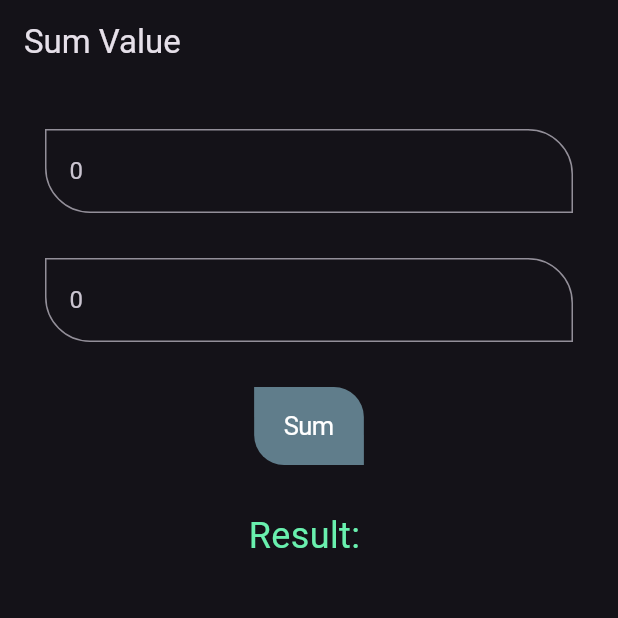
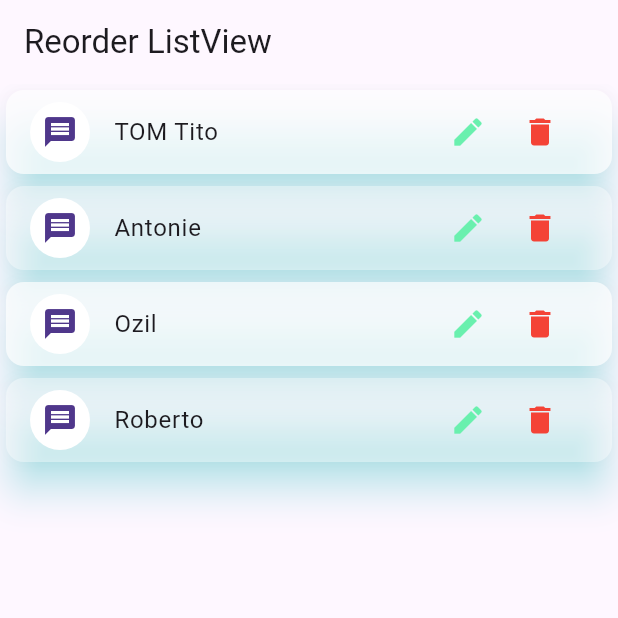
Before and after one commit to TOM-TITO-coder/Flutter_Basic, a Flutter app: the screen it shows after launch, on a phone screen of 412 x 824 dp, the top half of it. Run offline on Flutter 3.47's test engine with Material 3 defaults, Android fonts, the phone set to English and light mode, and no system bars.

Commit message:
ReorderableListView

```diff
--- /dev/null
+++ b/lib/app_detail.dart
@@ -0,0 +1,149 @@
+// ignore_for_file: prefer_const_constructors, sort_child_properties_last
+
+import 'package:flutter/material.dart';
+
+class AppDetail extends StatefulWidget {
+  const AppDetail({super.key});
+
+  @override
+  State<AppDetail> createState() => _AppDetailState();
+}
+
+class _AppDetailState extends State<AppDetail> {
+
+  var ls = ["TOM Tito", "Antonie", "Ozil", "Roberto"];
+
+  @override
+  Widget build(BuildContext context) {
+    // return ReorderableListView(
+    //   children: [
+    //     // for(var temp in ls)
+    //     //   ListTile(
+    //     //     key: ValueKey(temp),               // to identify items in list in order to make orderList
+    //     //     title: Text(temp),
+    //     //   )
+    //     for(var i=0; i<ls.length; i++)
+    //       ListTile(
+    //         key: ValueKey(i),
+    //         title: Text(ls[i]),
+    //       )
+    //   ],
+    //   onReorder: (oldIndex, neIndex) {},
+    // );
+
+    return ReorderableListView.builder(
+      itemBuilder: _itemBuilder,
+      itemCount: ls.length,
+      onReorder: _updateItem
+    );
+  }
+
+  void _updateItem(int oldIndex, int newIndex){
+    setState(() {
+      var item = ls.removeAt(oldIndex);
+      if(newIndex>oldIndex){
+        newIndex--;
+      }
+      ls.insert(newIndex, item);
+    });
+  }
+
+  void _deleteItem(int index){
+    showDialog(
+      context: context,
+      barrierDismissible: false,         // can't press other places, it focus on showDialog
+      builder: (context) {
+        return AlertDialog(
+          title: Text(
+            "Are you sure you want to delete?"
+          ),
+          content: Row(
+            children: [
+              Expanded(
+                child: Padding(
+                  padding: const EdgeInsets.only(left: 10, right: 10),
+                  child: ElevatedButton(
+                    onPressed: (){
+                      setState(() {
+                        ls.removeAt(index);
+                        Navigator.of(context).pop();
+                      });
+                    },
+                    child: Text('Yes')
+                  ),
+                ),
+              ),
+
+              Expanded(
+                child: Padding(
+                  padding: const EdgeInsets.only(left: 10, right: 10),
+                  child: ElevatedButton(
+                    onPressed: (){
+                      Navigator.of(context).pop();
+                    },
+                    child: Text('No')
+                  ),
+                ),
+              ),
+
+            ],
+          ),
+        );
+      }
+    );
+  }
+
+  void _editItem(int index){
+    showDialog(
+      context: context,
+      builder: (context){
+        return AlertDialog(
+          title: TextFormField(
+            initialValue: ls[index],
+            onFieldSubmitted: (value) {
+              setState(() {
+                ls[index]=value;
+                Navigator.of(context).pop();
+              });
+            },
+          ),
+        );
+      }
+    );
+  }
+
+  Widget _itemBuilder(BuildContext context, int index){
+    return Card(
+      key: ValueKey(index),
+      color: index.isEven ? Colors.white70 : Colors.white38,
+      shadowColor: Color(0x7A00FFFF),
+      elevation: 10.6,
+      child: ListTile(
+        leading: CircleAvatar(
+          child: Icon(Icons.message),
+          backgroundColor: Colors.white,
+        ),
+        title: Text(ls[index]),
+        trailing: Row(
+          mainAxisSize: MainAxisSize.min,
+          children: [
+            IconButton(
+              onPressed: () => _editItem(index),            // cause this function return void
+              icon: Icon(
+                Icons.edit,
+                color: Colors.greenAccent,
+              ),
+            ),
+            IconButton(
+              onPressed: () => _deleteItem(index),            // cause this function return void
+              icon: Icon(
+                Icons.delete,
+                color: Colors.red,
+              ),
+            ),
+          ],
+        ),
+      ),
+    );
+  }
+}
--- a/lib/detail_app.dart
+++ /dev/null
@@ -1,112 +0,0 @@
-// ignore_for_file: prefer_const_constructors
-
-import 'package:flutter/cupertino.dart';
-import 'package:flutter/material.dart';
-import 'package:intl/intl.dart';
-
-class DetailApp extends StatefulWidget {
-  const DetailApp({super.key});
-
-  @override
-  State<DetailApp> createState() => _DetailAppState();
-}
-
-class _DetailAppState extends State<DetailApp> {
-
-  var txt1 = TextEditingController();
-  var txt2 = TextEditingController();
-  String result = '';
-
-  @override
-  Widget build(BuildContext context) {
-    return SingleChildScrollView(
-      child: Padding(
-        padding: const EdgeInsets.only(left: 30, right: 30),
-        child: Column(
-          children: [
-            _MyTextField(txt1),
-            _MyTextField(txt2),
-            // Padding(
-            //   padding: const EdgeInsets.only(top: 30),
-            //   child: TextField(
-            //     decoration: InputDecoration(
-            //       border: OutlineInputBorder(
-            //         borderRadius: BorderRadius.only(topRight: Radius.circular(30), bottomLeft: Radius.circular(30))
-            //       ),
-            //     ),
-            //     controller: txt1,
-            //     keyboardType: TextInputType.number,
-            //   ),
-            // ),
-            // Padding(
-            //   padding: const EdgeInsets.only(top: 30),
-            //   child: TextField(
-            //     controller: txt2,
-            //     keyboardType: TextInputType.number,
-            //   ),
-            // ),
-            Padding(
-              padding: const EdgeInsets.only(top: 30),
-              // child: ElevatedButton(
-              //   onPressed: _btnSumClick,
-              //   child: Text("Sum"),
-              // ),
-              child: CupertinoButton(
-                color: Colors.blueGrey,
-                borderRadius: BorderRadius.only(bottomLeft: Radius.circular(20), topRight: Radius.circular(20)),
-                onPressed: _btnSumClick,
-                child: Text(
-                  "Sum",
-                  style: TextStyle(
-                    color: Colors.white,
-                  ),
-                ),
-              ),
-
-            ),
-            Padding(
-              padding: const EdgeInsets.only(top: 30),
-              child: Text(
-                "Result: $result",
-                style: TextStyle(
-                  color: Colors.greenAccent,
-                  fontSize: 24,
-
-                ),
-              ),
-            ),
-          ],
-        ),
-      ),
-    );
-  }
-
-  void _btnSumClick(){
-    setState(() {
-      var f = NumberFormat('\$#,##0.00');
-      double v1 = double.parse(txt1.text);
-      double v2 = double.parse(txt2.text);
-      double sum = v1 + v2;
-      // result = '$sum';
-      result = f.format(sum);
-      txt1.clear();
-      txt2.clear();
-    });
-  }
-
-  Padding _MyTextField(TextEditingController txt){
-    return  Padding(
-              padding: const EdgeInsets.only(top: 30),
-              child: TextField(
-                decoration: InputDecoration(
-                  border: OutlineInputBorder(
-                    borderRadius: BorderRadius.only(topRight: Radius.circular(30), bottomLeft: Radius.circular(30))
-                  ),
-                  hintText: "0"
-                ),
-                controller: txt,
-                keyboardType: TextInputType.number,
-              ),
-            );
-  }
-}
--- a/lib/home.dart
+++ b/lib/home.dart
@@ -1,6 +1,5 @@
 // ignore_for_file: prefer_const_constructors
-
-import 'package:basic/detail_app.dart';
+import 'app_detail.dart';
 import 'package:flutter/material.dart';
 
 class Home extends StatelessWidget {
@@ -10,9 +9,11 @@ class Home extends StatelessWidget {
   Widget build(BuildContext context) {
     return Scaffold(
       appBar: AppBar(
-        title: Text("Sum Value"),
+        title: Text("Reorder ListView"),
       ),
-      body: DetailApp(),
+      body: SafeArea(
+        child: AppDetail(),
+      ),
     );
   }
 }
--- a/lib/main.dart
+++ b/lib/main.dart
@@ -1,6 +1,6 @@
 // ignore_for_file: prefer_const_constructors
 
-import 'package:basic/home.dart';
+import 'home.dart';
 import 'package:flutter/material.dart';
 
 void main() => runApp(const MyApp());
@@ -12,7 +12,7 @@ class MyApp extends StatelessWidget {
   Widget build(BuildContext context) {
     return MaterialApp(
       debugShowCheckedModeBanner: false,
-      theme: ThemeData.dark(),
+      theme: ThemeData.light(),
       home: Home(),
     );
   }
```
